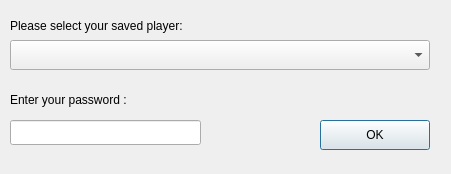
This is ksirk/Dialogs/qwaitedplayersetupdialog.ui in KDE/ksirk as Qt 5 draws it before an edit. The edited form follows.
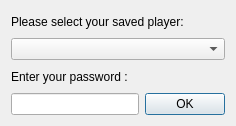
This is the edited form. Icons and pictures are not drawn.

Commit message: give this widget a top level layout too

```diff
--- a/ksirk/Dialogs/qwaitedplayersetupdialog.ui
+++ b/ksirk/Dialogs/qwaitedplayersetupdialog.ui
@@ -6,25 +6,16 @@
    <rect>
     <x>0</x>
     <y>0</y>
-    <width>451</width>
-    <height>174</height>
+    <width>236</width>
+    <height>126</height>
    </rect>
   </property>
   <property name="windowTitle" >
    <string>Saved player selection</string>
   </property>
-  <property name="windowIcon" >
-   <iconset/>
-  </property>
+  <layout class="QGridLayout" >
+   <item row="0" column="0" colspan="2" >
   <widget class="QLabel" name="TextLabel1" >
-   <property name="geometry" >
-    <rect>
-     <x>10</x>
-     <y>0</y>
-     <width>424</width>
-     <height>51</height>
-    </rect>
-   </property>
    <property name="frameShape" >
     <enum>QFrame::NoFrame</enum>
    </property>
@@ -38,31 +29,9 @@
     <cstring></cstring>
    </property>
   </widget>
-  <widget class="QLabel" name="passwordLabel" >
-   <property name="geometry" >
-    <rect>
-     <x>10</x>
-     <y>90</y>
-     <width>220</width>
-     <height>20</height>
-    </rect>
-   </property>
-   <property name="text" >
-    <string>Enter your password :</string>
-   </property>
-   <property name="wordWrap" >
-    <bool>false</bool>
-   </property>
-  </widget>
+   </item>
+   <item row="1" column="0" colspan="2" >
   <widget class="QComboBox" name="waitedPlayersCombo" >
-   <property name="geometry" >
-    <rect>
-     <x>10</x>
-     <y>40</y>
-     <width>420</width>
-     <height>30</height>
-    </rect>
-   </property>
    <property name="toolTip" >
     <string>Choose your nation</string>
    </property>
@@ -74,28 +43,19 @@
     <bool>false</bool>
    </property>
   </widget>
-  <widget class="QPushButton" name="PushButton1" >
-   <property name="geometry" >
-    <rect>
-     <x>320</x>
-     <y>120</y>
-     <width>110</width>
-     <height>30</height>
-    </rect>
-   </property>
+   </item>
+   <item row="2" column="0" >
+    <widget class="QLabel" name="passwordLabel" >
    <property name="text" >
-    <string>OK</string>
-   </property>
-  </widget>
+      <string>Enter your password :</string>
+     </property>
+     <property name="wordWrap" >
+      <bool>false</bool>
+     </property>
+    </widget>
+   </item>
+   <item row="3" column="0" >
   <widget class="QLineEdit" name="passwordEdit" >
-   <property name="geometry" >
-    <rect>
-     <x>10</x>
-     <y>120</y>
-     <width>191</width>
-     <height>25</height>
-    </rect>
-   </property>
    <property name="maxLength" >
     <number>8</number>
    </property>
@@ -103,6 +63,15 @@
     <enum>QLineEdit::Password</enum>
    </property>
   </widget>
+   </item>
+   <item row="3" column="1" >
+    <widget class="QPushButton" name="PushButton1" >
+     <property name="text" >
+      <string>OK</string>
+     </property>
+    </widget>
+   </item>
+  </layout>
  </widget>
  <layoutdefault spacing="6" margin="11" />
  <includes>
```
Lines whose indentation alone changed are shown as unchanged.
